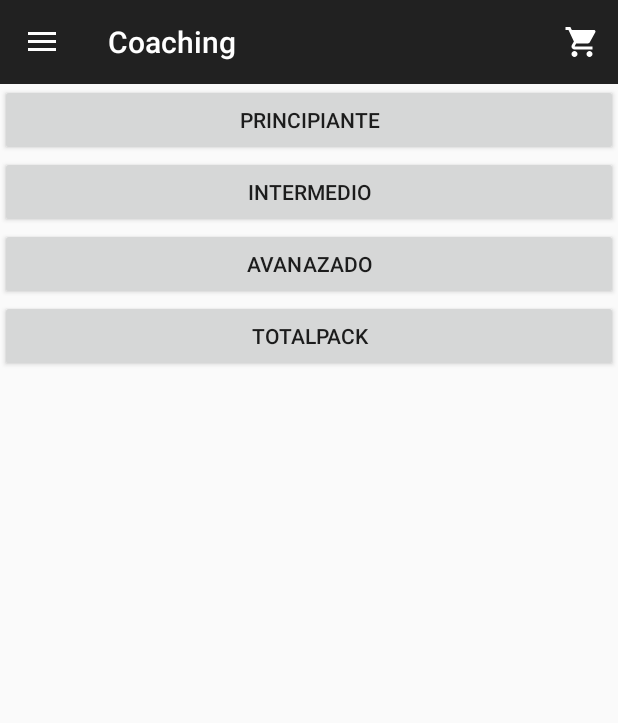
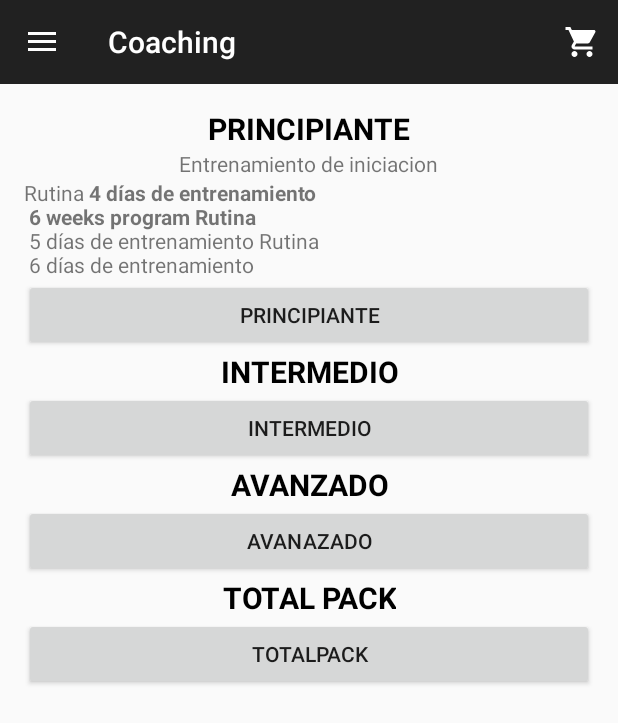
Before and after one commit to DavidPrades/PlataformaAsesoramientoOnline, an Android app: the fragment FragmentEntrenamientos placed in its activity, in the side drawer, after a tap on "Coaching", on a phone screen of 412 x 824 dp. Shown: the top 723 px of the screen. Run offline under Robolectric (Android 15) with nearby library versions, the phone set to English and light mode, and no system bars; our stand-ins replace Firebase (no records; nobody signed in at launch, a user with empty details on screens opened directly).

Commit message:
Change activity perfil, and coaching

```diff
--- a/app/src/main/java/com/example/plataformaasesoramientoonline/FragmentEntrenamientos.java
+++ b/app/src/main/java/com/example/plataformaasesoramientoonline/FragmentEntrenamientos.java
@@ -2,6 +2,7 @@ package com.example.plataformaasesoramientoonline;
 
 
 import android.content.Intent;
+import android.os.Build;
 import android.os.Bundle;
 import android.support.v4.app.Fragment;
 import android.view.LayoutInflater;
@@ -20,8 +21,8 @@ public class FragmentEntrenamientos extends Fragment implements View.OnClickList
 
 
     private FirebaseAuth mAuth;
-    private Button totalPAck;
     private DatabaseReference mDatabase;
+    private Button principiante, intermedio, avanzado, totalPack;
 
     public FragmentEntrenamientos() {
         // Required empty public constructor
@@ -34,8 +35,17 @@ public class FragmentEntrenamientos extends Fragment implements View.OnClickList
 
         View rootView = inflater.inflate(R.layout.fragment_entrenamientos, container, false);
 
-       totalPAck= rootView.findViewById(R.id.totalPack);
-       totalPAck.setOnClickListener(this);
+
+        principiante= rootView.findViewById(R.id.principiante);
+        intermedio= rootView.findViewById(R.id.intermedio);
+        avanzado= rootView.findViewById(R.id.avanzado);
+        totalPack= rootView.findViewById(R.id.totalPack);
+
+
+        principiante.setOnClickListener(this);
+        intermedio.setOnClickListener(this);
+        avanzado.setOnClickListener(this);
+        totalPack.setOnClickListener(this);
         return rootView;
     }
 
@@ -51,8 +61,34 @@ public class FragmentEntrenamientos extends Fragment implements View.OnClickList
     @Override
     public void onClick(View v) {
 
-        Intent intent = new Intent(getContext(), PerfilActivity.class);
-        startActivity(intent);
+
+        switch (v.getId()){
+            case R.id.principiante:
+                Intent intent = new Intent(getContext(), PerfilActivity.class);
+                String compra =principiante.getText().toString();
+                intent.putExtra("compra",compra);
+                startActivity(intent);
+                break;
+            case R.id.intermedio:
+                Intent intent2 = new Intent(getContext(), PerfilActivity.class);
+                String compra2 =intermedio.getText().toString();
+                intent2.putExtra("compra",compra2);
+                startActivity(intent2);
+                break;
+            case R.id.avanzado:
+                Intent intent3 = new Intent(getContext(), PerfilActivity.class);
+                String compra3 =avanzado.getText().toString();
+                intent3.putExtra("compra",compra3);
+                startActivity(intent3);
+                break;
+            case R.id.totalPack:
+                Intent intent4 = new Intent(getContext(), PerfilActivity.class);
+                String compra4 =totalPack.getText().toString();
+                intent4.putExtra("compra",compra4);
+                startActivity(intent4);
+                break;
+        }
+
     }
 
 
--- a/app/src/main/java/com/example/plataformaasesoramientoonline/PerfilActivity.java
+++ b/app/src/main/java/com/example/plataformaasesoramientoonline/PerfilActivity.java
@@ -1,10 +1,13 @@
 package com.example.plataformaasesoramientoonline;
 
+import android.graphics.Color;
+import android.os.Build;
 import android.support.v7.app.AppCompatActivity;
 import android.os.Bundle;
 import android.view.View;
 import android.widget.Button;
 import android.widget.EditText;
+import android.widget.TextView;
 import android.widget.Toast;
 
 import com.google.firebase.database.DatabaseReference;
@@ -16,19 +19,25 @@ public class PerfilActivity extends AppCompatActivity {
     FirebaseDatabase database;
 
     DatabaseReference usuarios;
+    Bundle parametros;
 
-
-    private EditText name, email, age, height, weight, observation;
+    private EditText name, email,  age, height, weight, observation;
+    private TextView compra;
     private Button buttonSendInformation;
+    private Color color;
 
     @Override
     protected void onCreate(Bundle savedInstanceState) {
         super.onCreate(savedInstanceState);
         setContentView(R.layout.activity_perfil);
+        if (Build.VERSION.SDK_INT >= Build.VERSION_CODES.LOLLIPOP) {
+            getWindow().setStatusBarColor(color.RED);
+        }
 
 
         name = findViewById(R.id.editTextNamePerfil);
         email = findViewById(R.id.editTextEmailPerfil);
+        compra = findViewById(R.id.textViewCompra);
         age = findViewById(R.id.editTextAgePerfil);
         height = findViewById(R.id.editTextHeightPerfil);
         weight = findViewById(R.id.editTextWeightPerfil);
@@ -42,18 +51,23 @@ public class PerfilActivity extends AppCompatActivity {
         buttonSendInformation = findViewById(R.id.buttonSend);
 
 
+        parametros = getIntent().getExtras();
+        String datos = parametros.getString("compra");
+        compra.setText(compra.getText()+" "+datos);
         buttonSendInformation.setOnClickListener(new View.OnClickListener() {
             @Override
             public void onClick(View v) {
 
                 String nameFinal = name.getText().toString();
                 String emailFinal = email.getText().toString();
+
+                String textViewFinal = compra.getText().toString();
                 int ageFinal= Integer.parseInt(age.getText().toString());
                 double heightFinal =Double.parseDouble(height.getText().toString());
                 double weightFinal =Double.parseDouble(weight.getText().toString());
                 String descriptionFinal = observation.getText().toString();
 
-               User user = new User(""+nameFinal,""+emailFinal,ageFinal,heightFinal,weightFinal,""+descriptionFinal);
+               User user = new User(""+nameFinal,""+emailFinal,""+textViewFinal,ageFinal,heightFinal,weightFinal,""+descriptionFinal);
                 //User usuarioPrueba = new User("Prueba 1", "prueba@gmail.com", 22, 170, 70, "Probando nuevo usuario");
 
                 //String clau = usuarios.push().getKey();
--- a/app/src/main/java/com/example/plataformaasesoramientoonline/User.java
+++ b/app/src/main/java/com/example/plataformaasesoramientoonline/User.java
@@ -4,6 +4,7 @@ public class User {
 
     private String name;
     private String email;
+    private String compra;
     private int age;
     private double cm;
     private double peso;
@@ -12,9 +13,10 @@ public class User {
     public User(){
 
     }
-    public User(String name, String email, int age, double height, double weight, String comentarios) {
+    public User(String name, String email,String compra, int age, double height, double weight, String comentarios) {
         this.name = name;
         this.email = email;
+        this.compra=compra;
         this.age = age;
         this.cm = height;
         this.peso = weight;
@@ -68,4 +70,11 @@ public class User {
     public void setComentarios(String comentarios) {
         this.comentarios = comentarios;
     }
+    public String getCompra() {
+        return compra;
+    }
+
+    public void setCompra(String compra) {
+        this.compra = compra;
+    }
 }
--- a/app/src/main/res/layout/activity_perfil.xml
+++ b/app/src/main/res/layout/activity_perfil.xml
@@ -22,6 +22,12 @@
         android:ems="10"
         android:hint="email"
         android:inputType="textEmailAddress" />
+
+    <TextView
+        android:id="@+id/textViewCompra"
+        android:layout_width="match_parent"
+        android:layout_height="wrap_content"
+        android:text="Compra: " />
 
     <EditText
         android:id="@+id/editTextAgePerfil"
--- a/app/src/main/res/layout/fragment_entrenamientos.xml
+++ b/app/src/main/res/layout/fragment_entrenamientos.xml
@@ -1,11 +1,38 @@
 <?xml version="1.0" encoding="utf-8"?>
 <LinearLayout xmlns:android="http://schemas.android.com/apk/res/android"
+    xmlns:app="http://schemas.android.com/apk/res-auto"
     xmlns:tools="http://schemas.android.com/tools"
+    android:id="@+id/gridLayout"
     android:layout_width="match_parent"
     android:layout_height="match_parent"
-    tools:context=".FragmentEntrenamientos"
-    android:orientation="vertical">
+    android:layout_margin="16dp"
+    android:columnCount="2"
+    android:gravity="center|top"
+    android:orientation="vertical"
+    tools:context=".FragmentEntrenamientos">
 
+
+    <TextView
+        android:id="@+id/textView10"
+        android:layout_width="wrap_content"
+        android:layout_height="wrap_content"
+        android:foregroundGravity="center"
+        android:text="@string/principiante"
+        android:textColor="@android:color/black"
+        android:textSize="20sp"
+        android:textStyle="bold" />
+
+    <TextView
+        android:id="@+id/textView11"
+        android:layout_width="wrap_content"
+        android:layout_height="wrap_content"
+        android:text="Entrenamiento de iniciacion" />
+
+    <TextView
+        android:id="@+id/textView12"
+        android:layout_width="match_parent"
+        android:layout_height="wrap_content"
+        android:text="@string/rutinasprincipiantes" />
 
     <Button
         android:id="@+id/principiante"
@@ -13,21 +40,54 @@
         android:layout_height="wrap_content"
         android:text="principiante" />
 
+    <TextView
+        android:id="@+id/textView7"
+        android:layout_width="wrap_content"
+        android:layout_height="wrap_content"
+        android:gravity="center"
+        android:text="INTERMEDIO"
+        android:textColor="@android:color/black"
+        android:textSize="20sp"
+        android:textStyle="bold" />
+
     <Button
         android:id="@+id/intermedio"
         android:layout_width="match_parent"
         android:layout_height="wrap_content"
         android:text="intermedio" />
 
+
+    <TextView
+        android:id="@+id/textView8"
+        android:layout_width="wrap_content"
+        android:layout_height="wrap_content"
+        android:gravity="center"
+        android:text="AVANZADO"
+        android:textColor="@android:color/black"
+        android:textSize="20sp"
+        android:textStyle="bold" />
+
     <Button
-        android:id="@+id/avanazado"
+        android:id="@+id/avanzado"
         android:layout_width="match_parent"
         android:layout_height="wrap_content"
         android:text="avanazado" />
+
+    <TextView
+        android:id="@+id/textView9"
+        android:layout_width="wrap_content"
+        android:layout_height="wrap_content"
+        android:gravity="center"
+        android:text="TOTAL PACK"
+        android:textColor="@android:color/black"
+        android:textSize="20sp"
+        android:textStyle="bold" />
 
     <Button
         android:id="@+id/totalPack"
         android:layout_width="match_parent"
         android:layout_height="wrap_content"
         android:text="totalPack" />
+
+
 </LinearLayout>
--- a/app/src/main/res/values/strings.xml
+++ b/app/src/main/res/values/strings.xml
@@ -9,4 +9,6 @@
 
     <!-- TODO: Remove or change this placeholder text -->
     <string name="hello_blank_fragment">Hello blank fragment</string>
+    <string name="principiante">PRINCIPIANTE</string>
+    <string name="rutinasprincipiantes">Rutina <b>4 días de entrenamiento</b> \n <b>6 weeks program Rutina </b> \n 5 días de entrenamiento Rutina \n 6 días de entrenamiento</string>
 </resources>
```
